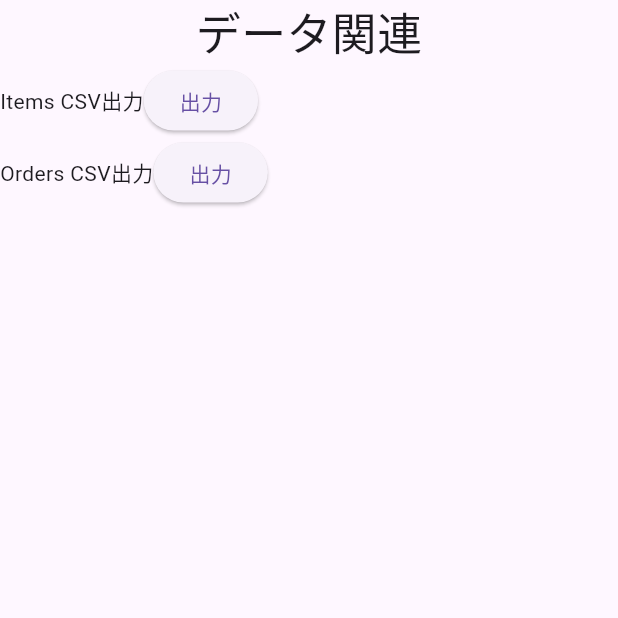
After one commit to arafipro/take_orders_app, a Flutter app: the screen it shows after launch, after a tap on "データ管理", on a phone screen of 412 x 824 dp, the top half of it. The commit adds this screen. Run offline on Flutter 3.47's test engine with Material 2 defaults, Android fonts, the phone set to English and light mode, and no system bars; our stand-ins replace csv, drift; accounts and stored records are empty; generated files the repository leaves out were written again.

Commit message:
OrdersテーブルとItemsテーブルのデータをcsvファイルで保存#28

```diff
--- a/lib/models/items.dart
+++ b/lib/models/items.dart
@@ -4,4 +4,11 @@ class Items extends Table {
   IntColumn get itemId => integer().autoIncrement()();
   TextColumn get itemName => text().nullable()();
   IntColumn get itemPrice => integer().nullable()();
+
+  // MEMO ジェネレートファイルをビルド後に追加
+  List<String> itemToCsvFormat() => [
+        "$itemId",
+        "$itemName",
+        "$itemPrice",
+      ];
 }
--- a/lib/models/orders.dart
+++ b/lib/models/orders.dart
@@ -6,4 +6,12 @@ class Orders extends Table {
   IntColumn get orderNum => integer().nullable()();
   DateTimeColumn get orderTime => dateTime()();
   IntColumn get itemId => integer().nullable().references(Items, #itemId)();
+
+  // MEMO ジェネレートファイルをビルド後に追加
+  List<String> orderToCsvFormat() => [
+        "$id",
+        "$orderNum",
+        "$orderTime",
+        "$itemId",
+      ];
 }
--- /dev/null
+++ b/lib/pages/data_mgmt_page.dart
@@ -0,0 +1,50 @@
+import "package:flutter/material.dart";
+import "package:take_orders_app/repository/orders_repository.dart";
+import 'package:take_orders_app/utils/create_csv.dart';
+
+class DataManagementPage extends StatelessWidget {
+  DataManagementPage({super.key});
+  final orderRepo = OrdersRepository();
+
+  @override
+  Widget build(BuildContext context) {
+    return Scaffold(
+      body: SafeArea(
+        child: Column(
+          children: [
+            const Text(
+              "データ関連",
+              style: TextStyle(
+                fontSize: 30,
+              ),
+            ),
+            Column(
+              children: [
+                Row(
+                  children: [
+                    const Text("Items CSV出力"),
+                    ElevatedButton(
+                        onPressed: () async {
+                          itemCreateCsv();
+                        },
+                        child: const Text("出力"))
+                  ],
+                ),
+                Row(
+                  children: [
+                    const Text("Orders CSV出力"),
+                    ElevatedButton(
+                        onPressed: () async {
+                          orderCreateCsv();
+                        },
+                        child: const Text("出力"))
+                  ],
+                ),
+              ],
+            ),
+          ],
+        ),
+      ),
+    );
+  }
+}
--- a/lib/pages/top_page.dart
+++ b/lib/pages/top_page.dart
@@ -1,4 +1,5 @@
 import "package:flutter/material.dart";
+import "package:take_orders_app/pages/data_mgmt_page.dart";
 import "package:take_orders_app/pages/initial_select_page.dart";
 import "package:take_orders_app/pages/input_page.dart";
 import "package:take_orders_app/pages/order_list_page.dart";
@@ -89,6 +90,20 @@ class TopPage extends StatelessWidget {
                   },
                 ),
               ),
+              SizedBox(
+                width: double.infinity,
+                child: ElevatedButton(
+                  child: const Text("データ管理"),
+                  onPressed: () {
+                    Navigator.push(
+                      context,
+                      MaterialPageRoute(
+                        builder: (context) => DataManagementPage(),
+                      ),
+                    );
+                  },
+                ),
+              ),
             ],
           ),
         ),
--- /dev/null
+++ b/lib/utils/create_csv.dart
@@ -0,0 +1,49 @@
+import "dart:io";
+
+import "package:csv/csv.dart";
+import "package:flutter/material.dart";
+import "package:path_provider/path_provider.dart";
+import "package:path/path.dart" as p;
+import "package:take_orders_app/repository/items_repository.dart";
+import "package:take_orders_app/repository/orders_repository.dart";
+
+final itemRepo = ItemsRepository();
+final orderRepo = OrdersRepository();
+
+itemCreateCsv() async {
+  final itemHeader = ["itemId", "itemName", "itemPrice"];
+  final itemResults = await itemRepo.getAllItems();
+  final itemRows = itemResults.map((u) => u.itemToCsvFormat()).toList();
+  final csv = const ListToCsvConverter().convert(
+    [itemHeader, ...itemRows],
+  );
+  final directory = await getApplicationDocumentsDirectory();
+  debugPrint(directory.path);
+  final file = File(p.join(directory.path, "item.csv"));
+  debugPrint("$file");
+  if (!await file.exists()) {
+    await file.create(recursive: true);
+    debugPrint("Flie create");
+  }
+  await file.writeAsString(csv);
+  debugPrint("Item:$csv");
+}
+
+orderCreateCsv() async {
+  final orderHeader = ["id", "orderNum", "orderTime", "itemId"];
+  final orderResults = await orderRepo.getAllOrders();
+  final orderRows = orderResults.map((u) => u.orderToCsvFormat()).toList();
+  final csv = const ListToCsvConverter().convert(
+    [orderHeader, ...orderRows],
+  );
+  final directory = await getApplicationDocumentsDirectory();
+  debugPrint(directory.path);
+  final file = File(p.join(directory.path, "order.csv"));
+  debugPrint("$file");
+  if (!await file.exists()) {
+    await file.create(recursive: true);
+    debugPrint("Flie create");
+  }
+  await file.writeAsString(csv);
+  debugPrint("Order:$csv");
+}
--- a/pubspec.yaml
+++ b/pubspec.yaml
@@ -16,6 +16,8 @@ dependencies:
   sqlite3_flutter_libs: ^0.5.0
   path_provider: ^2.0.0
   path: ^1.8.3
+  csv: ^5.0.2
+  external_path: ^1.0.3
 
 dev_dependencies:
   flutter_test:
```
Also changed, not shown: lib/db_utils/order_db.g.dart, pubspec.lock.
